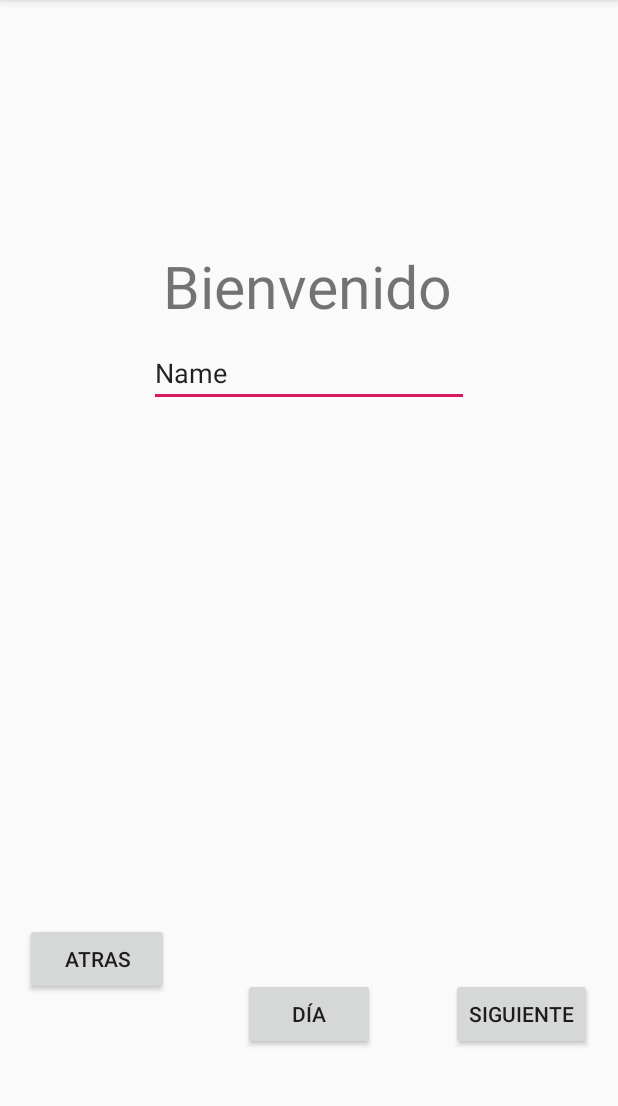
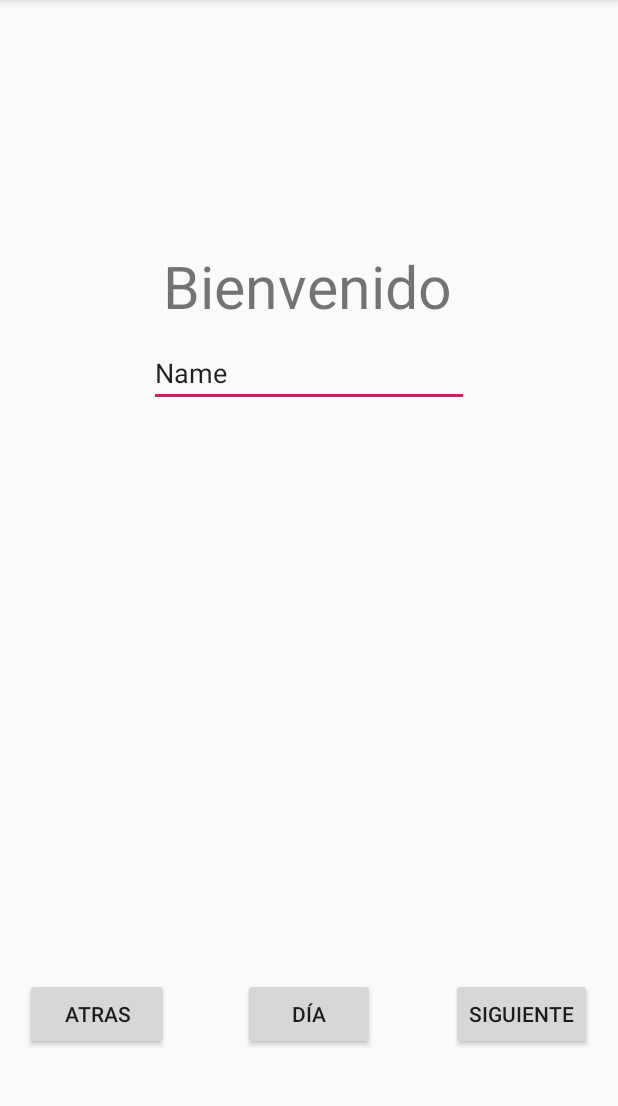
Before and after one commit to geovanniAV20/Mensajes-Positivos, an Android app: the screen it shows after launch (MainActivity), on a phone screen of 412 x 824 dp, the part 84-1190 px from its top. Run offline under Robolectric (Android 15) with nearby library versions, the phone set to English and light mode, and no system bars.

Commit message:
boton atras

```diff
--- a/app/src/main/res/layout/activity_main.xml
+++ b/app/src/main/res/layout/activity_main.xml
@@ -44,18 +44,15 @@
         android:layout_width="96dp"
         android:layout_height="wrap_content"
         android:layout_marginStart="8dp"
-        android:layout_marginTop="8dp"
         android:layout_marginEnd="8dp"
-        android:layout_marginBottom="8dp"
+        android:layout_marginBottom="68dp"
         android:layout_weight="1"
         android:onClick="atras"
         android:text="Atras"
         app:layout_constraintBottom_toBottomOf="parent"
         app:layout_constraintEnd_toEndOf="parent"
         app:layout_constraintHorizontal_bias="0.029"
-        app:layout_constraintStart_toStartOf="parent"
-        app:layout_constraintTop_toTopOf="parent"
-        app:layout_constraintVertical_bias="0.863" />
+        app:layout_constraintStart_toStartOf="parent" />
 
     <Button
         android:id="@+id/diaNoche"
```
